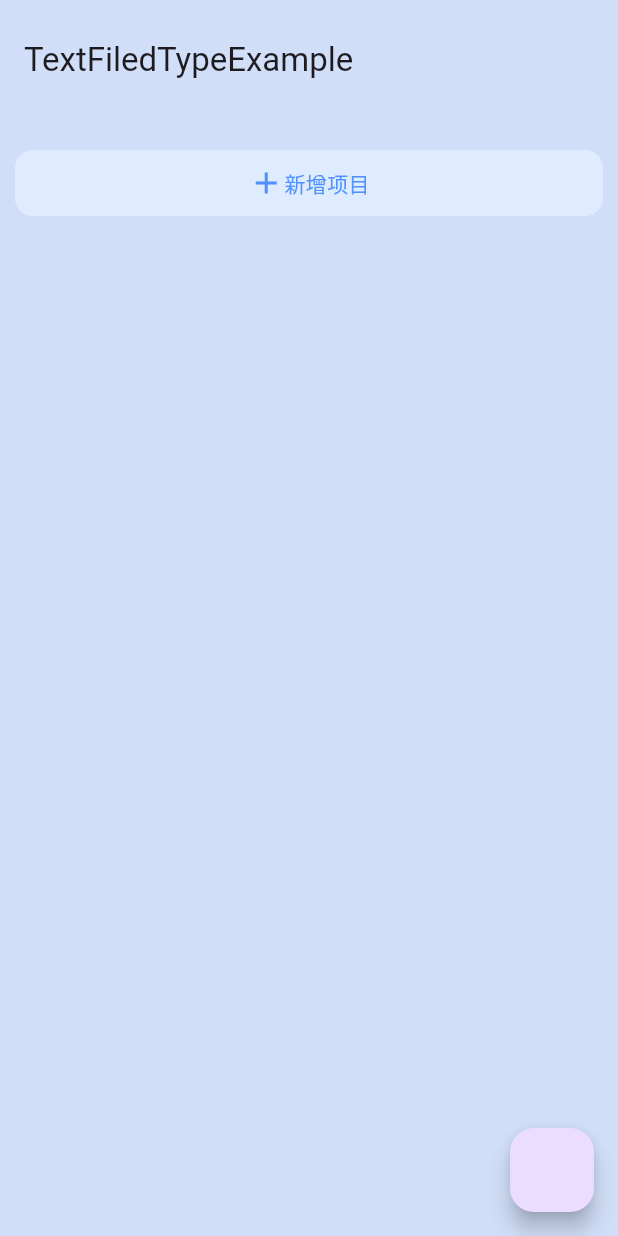
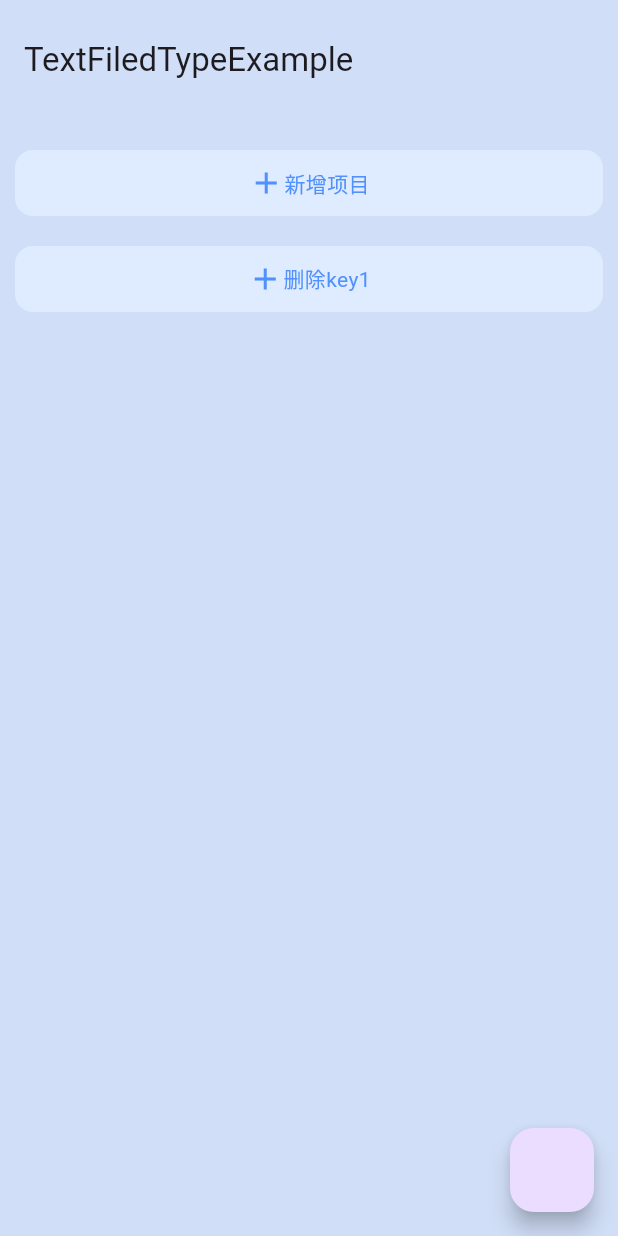
Before and after one commit to 7-bit-zhang/stu_flutter, a Flutter app: the TextFiledTypeExample screen opened directly, on a phone screen of 412 x 824 dp. Run offline on Flutter 3.47's test engine with Material 3 defaults, Android fonts, the phone set to English and light mode, and no system bars; our stand-ins replace auto_size_text, badges, extended_image, flutter_bloc, flutter_easyloading, flutter_layout_grid and 12 more; missing offline and left inert: extended_text_field, graphview, scan.

Commit message:
✨ feat(删除):

```diff
--- a/lib/pages/demo/text_filed_type.dart
+++ b/lib/pages/demo/text_filed_type.dart
@@ -102,6 +102,28 @@ class _TextFiledTypeExampleState extends State<TextFiledTypeExample> {
                     Icon(Icons.add, color: Color(0xff5091fd)),
                     Text(
                       "新增项目",
+                      style: TextStyle(color: Color(0xff5091fd)),
+                    )
+                  ],
+                )),
+          ),
+          SizedBox(height: 20),
+          GestureDetector(
+            onTap: () {
+              widget.controller.remove("1");
+            },
+            child: Container(
+                padding: const EdgeInsets.symmetric(vertical: 10),
+                margin: const EdgeInsets.symmetric(horizontal: 10),
+                decoration: BoxDecoration(
+                    color: const Color(0xffdfebff),
+                    borderRadius: BorderRadius.circular(12)),
+                child: const Row(
+                  mainAxisAlignment: MainAxisAlignment.center,
+                  children: [
+                    Icon(Icons.add, color: Color(0xff5091fd)),
+                    Text(
+                      "删除key1",
                       style: TextStyle(color: Color(0xff5091fd)),
                     )
                   ],
```
Also changed, not shown: 1 other file.
